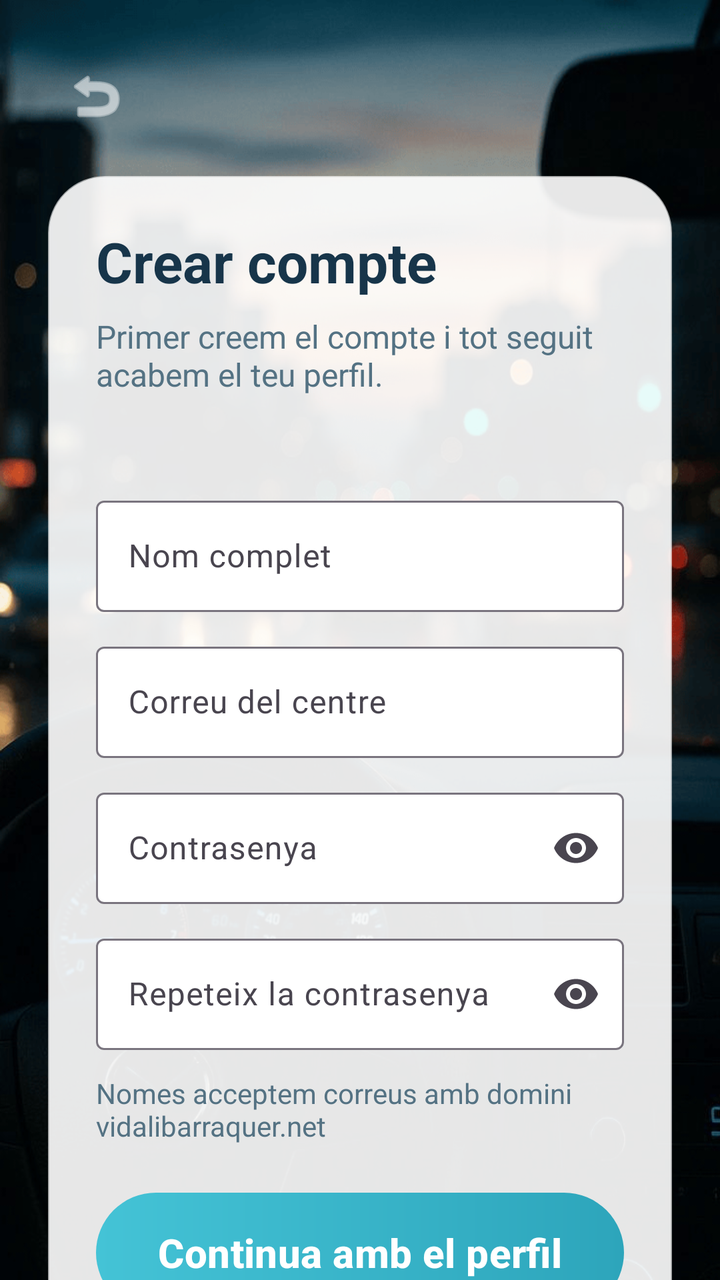
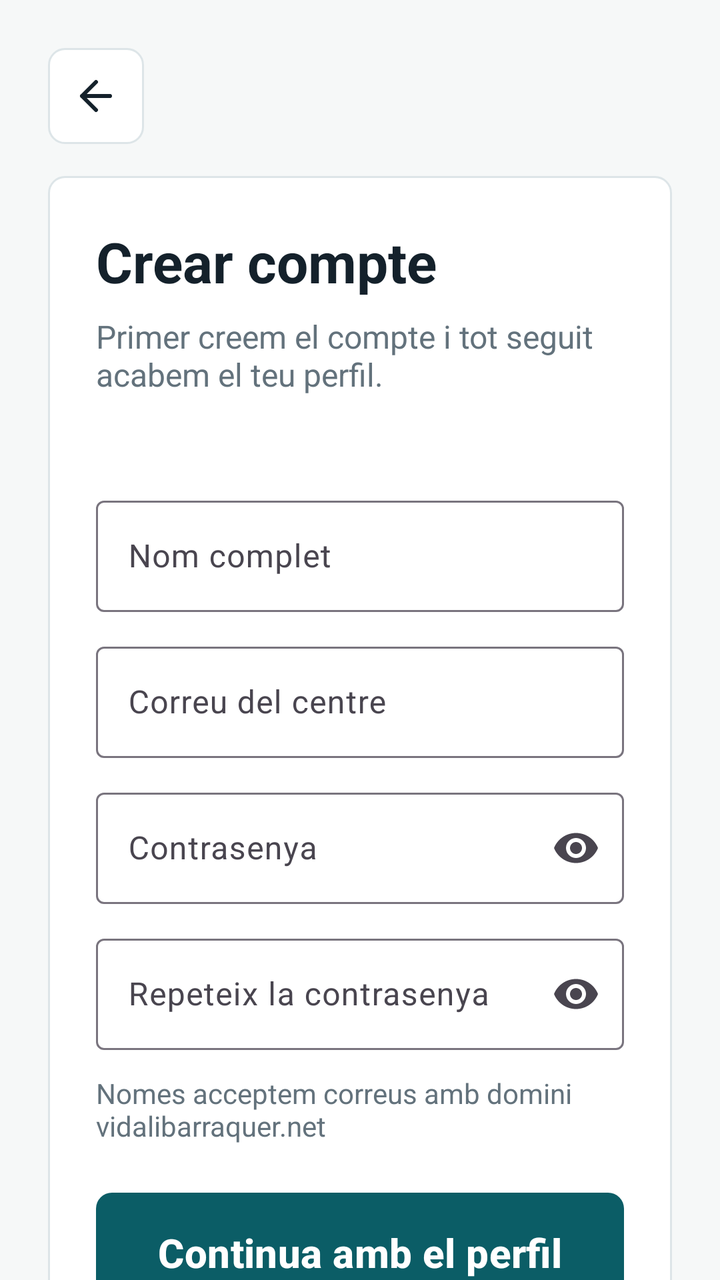

The first picture is an Android layout as it rendered before a commit; the second is the same layout after the commit. The layout source and the unified diff follow.
<!-- AndroidManifest.xml: application theme Theme.ViBaCar -->
<!-- res/layout/activity_crear_compte.xml -->
<?xml version="1.0" encoding="utf-8"?>
<androidx.core.widget.NestedScrollView xmlns:android="http://schemas.android.com/apk/res/android"
    xmlns:app="http://schemas.android.com/apk/res-auto"
    android:layout_width="match_parent"
    android:layout_height="match_parent"
    android:background="@drawable/pantalla_benvinguda"
    android:fillViewport="true">

    <LinearLayout
        android:layout_width="match_parent"
        android:layout_height="wrap_content"
        android:gravity="center"
        android:orientation="vertical"
        android:paddingHorizontal="24dp"
        android:paddingVertical="24dp">

        <ImageButton
            android:id="@+id/botoEnrere"
            android:layout_width="48dp"
            android:layout_height="48dp"
            android:layout_gravity="start"
            android:background="?attr/selectableItemBackgroundBorderless"
            android:contentDescription="@string/boto_enrere"
            android:padding="8dp"
            android:src="@android:drawable/ic_menu_revert"
            app:tint="@color/color_text_clar" />

        <LinearLayout
            android:layout_width="match_parent"
            android:layout_height="wrap_content"
            android:layout_marginTop="16dp"
            android:background="@drawable/fons_targeta"
            android:backgroundTint="#E6FFFFFF"
            android:elevation="12dp"
            android:orientation="vertical"
            android:padding="24dp">

            <TextView
                android:layout_width="match_parent"
                android:layout_height="wrap_content"
                android:text="@string/registre_titol"
                android:textColor="@color/color_text_principal"
                android:textSize="28sp"
                android:textStyle="bold" />

            <TextView
                android:layout_width="match_parent"
                android:layout_height="wrap_content"
                android:layout_marginTop="8dp"
                android:text="@string/registre_subtitol"
                android:textColor="@color/color_text_secundari"
                android:textSize="16sp" />

            <TextView
                android:id="@+id/txtMissatge"
                android:layout_width="match_parent"
                android:layout_height="wrap_content"
                android:layout_marginTop="14dp"
                android:textColor="@color/color_error" />

            <com.google.android.material.textfield.TextInputLayout
                style="@style/Widget.Material3.TextInputLayout.OutlinedBox"
                android:layout_width="match_parent"
                android:layout_height="wrap_content"
                android:layout_marginTop="14dp"
                android:hint="@string/etiqueta_nom"
                app:boxBackgroundColor="@color/color_text_clar">

                <com.google.android.material.textfield.TextInputEditText
                    android:id="@+id/campNom"
                    android:layout_width="match_parent"
                    android:layout_height="wrap_content"
                    android:inputType="textPersonName" />
            </com.google.android.material.textfield.TextInputLayout>

            <com.google.android.material.textfield.TextInputLayout
                style="@style/Widget.Material3.TextInputLayout.OutlinedBox"
                android:layout_width="match_parent"
                android:layout_height="wrap_content"
                android:layout_marginTop="12dp"
                android:hint="@string/etiqueta_correu"
                app:boxBackgroundColor="@color/color_text_clar">

                <com.google.android.material.textfield.TextInputEditText
                    android:id="@+id/campCorreu"
                    android:layout_width="match_parent"
                    android:layout_height="wrap_content"
                    android:inputType="textEmailAddress" />
            </com.google.android.material.textfield.TextInputLayout>

            <com.google.android.material.textfield.TextInputLayout
                style="@style/Widget.Material3.TextInputLayout.OutlinedBox"
                android:layout_width="match_parent"
                android:layout_height="wrap_content"
                android:layout_marginTop="12dp"
                android:hint="@string/etiqueta_contrasenya"
                app:boxBackgroundColor="@color/color_text_clar"
                app:endIconMode="password_toggle">

                <com.google.android.material.textfield.TextInputEditText
                    android:id="@+id/campContrasenya"
                    android:layout_width="match_parent"
                    android:layout_height="wrap_content"
                    android:inputType="textPassword" />
            </com.google.android.material.textfield.TextInputLayout>

            <com.google.android.material.textfield.TextInputLayout
                style="@style/Widget.Material3.TextInputLayout.OutlinedBox"
                android:layout_width="match_parent"
                android:layout_height="wrap_content"
                android:layout_marginTop="12dp"
                android:hint="@string/etiqueta_repeteix_contrasenya"
                app:boxBackgroundColor="@color/color_text_clar"
                app:endIconMode="password_toggle">

                <com.google.android.material.textfield.TextInputEditText
                    android:id="@+id/campRepeteixContrasenya"
                    android:layout_width="match_parent"
                    android:layout_height="wrap_content"
                    android:inputType="textPassword" />
            </com.google.android.material.textfield.TextInputLayout>

            <TextView
                android:layout_width="match_parent"
                android:layout_height="wrap_content"
                android:layout_marginTop="12dp"
                android:text="@string/registre_info_domini"
                android:textColor="@color/color_text_secundari" />

            <com.google.android.material.button.MaterialButton
                android:id="@+id/botoContinuaPerfil"
                android:layout_width="match_parent"
                android:layout_height="60dp"
                android:layout_marginTop="24dp"
                android:background="@drawable/fons_boto_principal"
                android:text="@string/boto_continua_perfil"
                android:textColor="@color/color_text_clar"
                android:textSize="20sp"
                android:textStyle="bold"
                app:backgroundTint="@null" />
        </LinearLayout>
    </LinearLayout>
</androidx.core.widget.NestedScrollView>
<!-- resources referenced by this layout -->
<resources>
  <color name="color_error">#C74E4E</color>
  <color name="color_text_clar">#FFFFFF</color>
  <color name="color_text_principal">#17354A</color>
  <color name="color_text_secundari">#547283</color>
  <!-- drawable fons_boto_principal (drawable) -->
  <?xml version="1.0" encoding="utf-8"?>
  <shape xmlns:android="http://schemas.android.com/apk/res/android">
      <gradient
          android:angle="0"
          android:endColor="@color/color_principal_fosc"
          android:startColor="@color/color_principal" />
      <corners android:radius="30dp" />
  </shape>
  <!-- drawable fons_targeta (drawable) -->
  <?xml version="1.0" encoding="utf-8"?>
  <shape xmlns:android="http://schemas.android.com/apk/res/android">
      <solid android:color="@color/color_targeta" />
      <corners android:radius="28dp" />
      <stroke
          android:width="1dp"
          android:color="#AAEDF4F4" />
  </shape>
  <!-- drawable pantalla_benvinguda: png bitmap (drawable, 237245 bytes) -->
  <string name="boto_continua_perfil">Continua amb el perfil</string>
  <string name="boto_enrere">Torna enrere</string>
  <string name="etiqueta_contrasenya">Contrasenya</string>
  <string name="etiqueta_correu">Correu del centre</string>
  <string name="etiqueta_nom">Nom complet</string>
  <string name="etiqueta_repeteix_contrasenya">Repeteix la contrasenya</string>
  <string name="registre_info_domini">Nomes acceptem correus amb domini vidalibarraquer.net</string>
  <string name="registre_subtitol">Primer creem el compte i tot seguit acabem el teu perfil.</string>
  <string name="registre_titol">Crear compte</string>
  <style name="Theme.ViBaCar" parent="Base.Theme.ViBaCar" />
  <color name="color_principal_fosc">#2DA5BB</color>
  <color name="color_principal">#44C3D6</color>
  <color name="color_targeta">#FDFEFE</color>
  <style name="Base.Theme.ViBaCar" parent="Theme.Material3.Light.NoActionBar">
          <item name="colorPrimary">@color/color_principal</item>
          <item name="colorOnPrimary">@color/color_text_clar</item>
          <item name="colorSecondary">@color/color_secundari</item>
          <item name="android:statusBarColor">@android:color/transparent</item>
          <item name="android:navigationBarColor">@color/color_fons</item>
          <item name="android:windowLightStatusBar">true</item>
          <item name="android:windowBackground">@color/color_fons</item>
      </style>
  <color name="color_secundari">#78D6A2</color>
  <color name="color_fons">#EAF8F8</color>
</resources>

<!-- the commit's change to res/layout/activity_crear_compte.xml (unified diff, before → after) -->
@@ -3,7 +3,7 @@
     xmlns:app="http://schemas.android.com/apk/res-auto"
     android:layout_width="match_parent"
     android:layout_height="match_parent"
-    android:background="@drawable/pantalla_benvinguda"
+    android:background="@drawable/fons_pantalla"
     android:fillViewport="true">
 
     <LinearLayout
@@ -19,19 +19,18 @@
             android:layout_width="48dp"
             android:layout_height="48dp"
             android:layout_gravity="start"
-            android:background="?attr/selectableItemBackgroundBorderless"
+            android:background="@drawable/fons_capsula"
             android:contentDescription="@string/boto_enrere"
-            android:padding="8dp"
-            android:src="@android:drawable/ic_menu_revert"
-            app:tint="@color/color_text_clar" />
+            android:padding="10dp"
+            android:src="@drawable/ic_enrere"
+            app:tint="@color/color_text_principal" />
 
         <LinearLayout
             android:layout_width="match_parent"
             android:layout_height="wrap_content"
             android:layout_marginTop="16dp"
             android:background="@drawable/fons_targeta"
-            android:backgroundTint="#E6FFFFFF"
-            android:elevation="12dp"
+            android:elevation="0dp"
             android:orientation="vertical"
             android:padding="24dp">
 
@@ -137,7 +136,8 @@
                 android:textColor="@color/color_text_clar"
                 android:textSize="20sp"
                 android:textStyle="bold"
-                app:backgroundTint="@null" />
+                app:backgroundTint="@null"
+                app:cornerRadius="8dp" />
         </LinearLayout>
     </LinearLayout>
 </androidx.core.widget.NestedScrollView>
<!-- resource entries referenced after the edit -->
@@ -1,28 +1,53 @@
 <!-- resources referenced by this layout -->
 <resources>
-  <color name="color_error">#C74E4E</color>
+  <color name="color_error">#B23B3B</color>
   <color name="color_text_clar">#FFFFFF</color>
-  <color name="color_text_principal">#17354A</color>
-  <color name="color_text_secundari">#547283</color>
+  <color name="color_text_principal">#14212B</color>
+  <color name="color_text_secundari">#63727C</color>
   <!-- drawable fons_boto_principal (drawable) -->
   <?xml version="1.0" encoding="utf-8"?>
   <shape xmlns:android="http://schemas.android.com/apk/res/android">
-      <gradient
-          android:angle="0"
-          android:endColor="@color/color_principal_fosc"
-          android:startColor="@color/color_principal" />
-      <corners android:radius="30dp" />
+      <solid android:color="@color/color_principal" />
+      <corners android:radius="8dp" />
+  </shape>
+  <!-- drawable fons_capsula (drawable) -->
+  <?xml version="1.0" encoding="utf-8"?>
+  <shape xmlns:android="http://schemas.android.com/apk/res/android">
+      <solid android:color="@color/color_targeta" />
+      <corners android:radius="8dp" />
+      <stroke
+          android:width="1dp"
+          android:color="@color/color_linia" />
+  </shape>
+  <!-- drawable fons_pantalla (drawable) -->
+  <?xml version="1.0" encoding="utf-8"?>
+  <shape xmlns:android="http://schemas.android.com/apk/res/android">
+      <solid android:color="@color/color_fons_suau" />
   </shape>
   <!-- drawable fons_targeta (drawable) -->
   <?xml version="1.0" encoding="utf-8"?>
   <shape xmlns:android="http://schemas.android.com/apk/res/android">
       <solid android:color="@color/color_targeta" />
-      <corners android:radius="28dp" />
+      <corners android:radius="8dp" />
       <stroke
           android:width="1dp"
-          android:color="#AAEDF4F4" />
+          android:color="@color/color_linia" />
   </shape>
-  <!-- drawable pantalla_benvinguda: png bitmap (drawable, 237245 bytes) -->
+  <!-- drawable ic_enrere (drawable) -->
+  <?xml version="1.0" encoding="utf-8"?>
+  <vector xmlns:android="http://schemas.android.com/apk/res/android"
+      android:width="24dp"
+      android:height="24dp"
+      android:viewportWidth="24"
+      android:viewportHeight="24">
+      <path
+          android:fillColor="@android:color/transparent"
+          android:strokeColor="#000000"
+          android:strokeWidth="2"
+          android:strokeLineCap="round"
+          android:strokeLineJoin="round"
+          android:pathData="M19,12 L5,12 M12,5 L5,12 L12,19" />
+  </vector>
   <string name="boto_continua_perfil">Continua amb el perfil</string>
   <string name="boto_enrere">Torna enrere</string>
   <string name="etiqueta_contrasenya">Contrasenya</string>
@@ -33,9 +58,10 @@
   <string name="registre_subtitol">Primer creem el compte i tot seguit acabem el teu perfil.</string>
   <string name="registre_titol">Crear compte</string>
   <style name="Theme.ViBaCar" parent="Base.Theme.ViBaCar" />
-  <color name="color_principal_fosc">#2DA5BB</color>
-  <color name="color_principal">#44C3D6</color>
-  <color name="color_targeta">#FDFEFE</color>
+  <color name="color_principal">#0B5D66</color>
+  <color name="color_targeta">#FFFFFF</color>
+  <color name="color_linia">#DDE5E8</color>
+  <color name="color_fons_suau">#F6F8F8</color>
   <style name="Base.Theme.ViBaCar" parent="Theme.Material3.Light.NoActionBar">
           <item name="colorPrimary">@color/color_principal</item>
           <item name="colorOnPrimary">@color/color_text_clar</item>
@@ -45,7 +71,7 @@
           <item name="android:windowLightStatusBar">true</item>
           <item name="android:windowBackground">@color/color_fons</item>
       </style>
-  <color name="color_secundari">#78D6A2</color>
-  <color name="color_fons">#EAF8F8</color>
+  <color name="color_secundari">#2F8F67</color>
+  <color name="color_fons">#EEF3F4</color>
 </resources>
 
